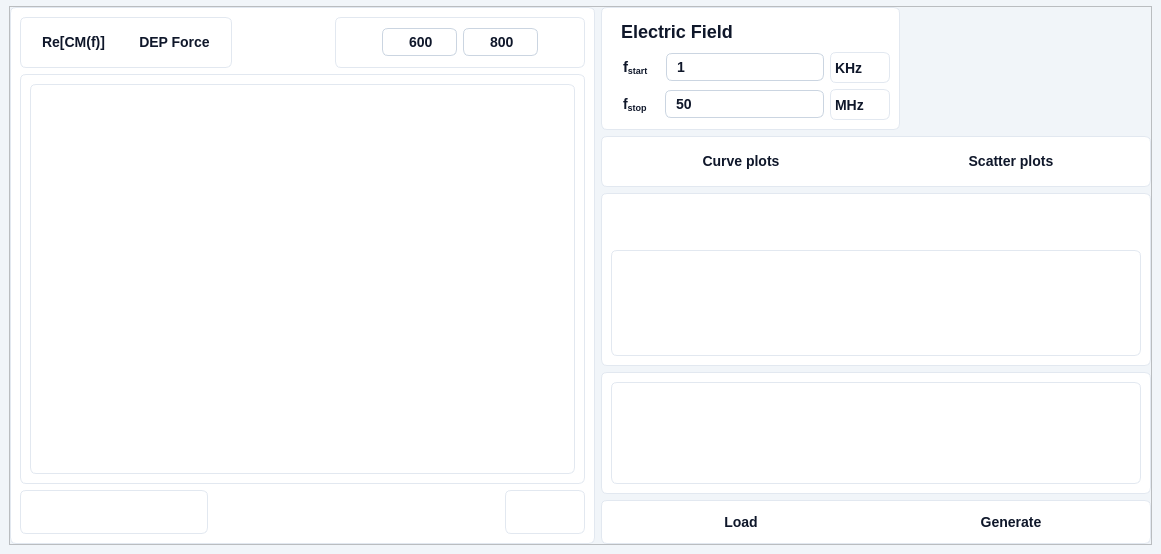
IoanTivig/OpenDEP_View, file ui/main.ui: the form before one commit.
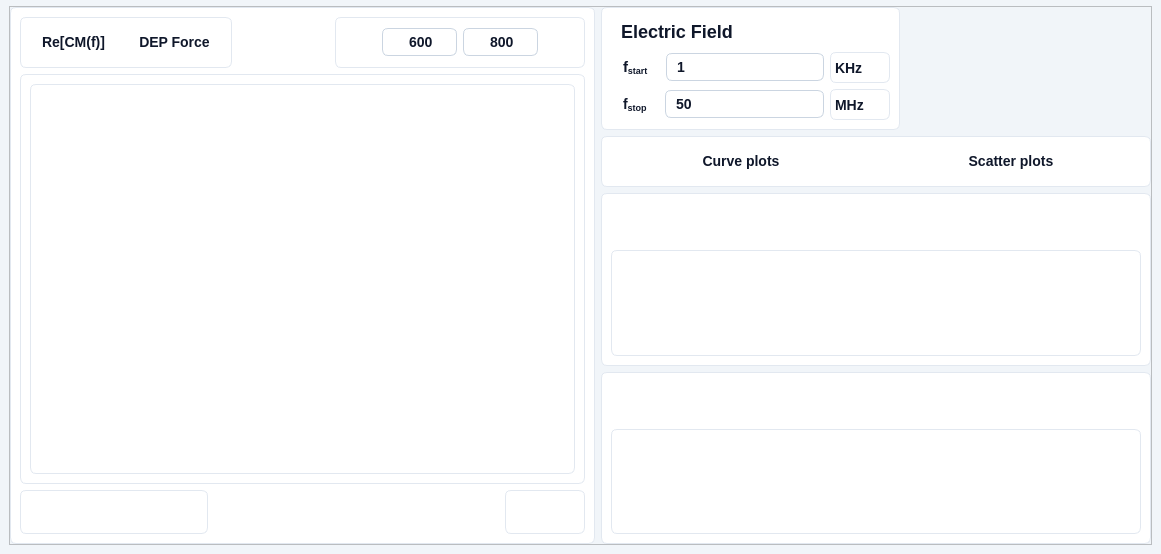
The form after the commit. Icons and pictures are not drawn. Custom widgets are drawn as their Qt base class.

Diff of the .ui file:
```diff
--- a/ui/main.ui
+++ b/ui/main.ui
@@ -2047,21 +2047,6 @@
           </item>
           <item>
            <widget class="QFrame" name="pyqt5_frame_group_scatter_plots">
-            <property name="minimumSize">
-             <size>
-              <width>500</width>
-              <height>0</height>
-             </size>
-            </property>
-            <property name="styleSheet">
-             <string notr="true">border: none;</string>
-            </property>
-            <property name="frameShape">
-             <enum>QFrame::StyledPanel</enum>
-            </property>
-            <property name="frameShadow">
-             <enum>QFrame::Raised</enum>
-            </property>
             <layout class="QVBoxLayout" name="verticalLayout_4">
              <property name="leftMargin">
               <number>0</number>
@@ -2098,8 +2083,8 @@
                 <property name="rightMargin">
                  <number>9</number>
                 </property>
-                <item row="0" column="0">
-                 <widget class="QScrollArea" name="pyqt5_scrollarea_plots_curve_2">
+                <item row="1" column="0">
+                 <widget class="QScrollArea" name="pyqt5_scrollarea_scatter_curves">
                   <property name="styleSheet">
                    <string notr="true">QScrollArea {
 	border: none;
@@ -2127,12 +2112,21 @@
                      <x>0</x>
                      <y>0</y>
                      <width>530</width>
-                     <height>91</height>
+                     <height>97</height>
                     </rect>
                    </property>
-                   <layout class="QVBoxLayout" name="verticalLayout_7">
+                   <property name="sizePolicy">
+                    <sizepolicy hsizetype="Preferred" vsizetype="Preferred">
+                     <horstretch>0</horstretch>
+                     <verstretch>0</verstretch>
+                    </sizepolicy>
+                   </property>
+                   <layout class="QVBoxLayout" name="pyqt5_scrollarea_scatter_curves_layout" stretch="1,1">
+                    <property name="spacing">
+                     <number>0</number>
+                    </property>
                     <item>
-                     <spacer name="verticalSpacer_3">
+                     <spacer name="verticalSpacer_5">
                       <property name="orientation">
                        <enum>Qt::Vertical</enum>
                       </property>
@@ -2145,7 +2139,7 @@
                      </spacer>
                     </item>
                     <item>
-                     <spacer name="verticalSpacer_4">
+                     <spacer name="verticalSpacer_7">
                       <property name="orientation">
                        <enum>Qt::Vertical</enum>
                       </property>
@@ -2161,20 +2155,12 @@
                   </widget>
                  </widget>
                 </item>
-               </layout>
-              </widget>
-             </item>
-             <item>
+                <item row="0" column="0">
               <widget class="QFrame" name="pyqt5_frame_toolbar_graphcontent_4">
                <property name="styleSheet">
-                <string notr="true">box-sizing: border-box;
-display: flex;
-flex-direction: column;
-align-items: flex-start;
-gap: 25px;
+                   <string notr="true">border: none;
 background: #FFFFFF;
-border: 1px solid #E2E8F0; /* slate/200 */
-border-radius: 6px;</string>
+</string>
                </property>
                <property name="frameShape">
                 <enum>QFrame::StyledPanel</enum>
@@ -2202,10 +2188,16 @@
                  <widget class="QPushButton" name="pyqt5_button_graphcontent_recmf_5">
                   <property name="minimumSize">
                    <size>
-                    <width>0</width>
-                    <height>0</height>
-                   </size>
-                  </property>
+                       <width>31</width>
+                       <height>31</height>
+                      </size>
+                     </property>
+                     <property name="maximumSize">
+                      <size>
+                       <width>31</width>
+                       <height>31</height>
+                      </size>
+                     </property>
                   <property name="font">
                    <font>
                     <family>Segoe UI</family>
@@ -2229,8 +2221,9 @@
     font-style: normal;  /* Font style */
     font-weight: 500;  /* Font weight */
     font-size: 14px;  /* Font size */
-    line-height: 24px;  /* Line height */
-    padding: 8px 16px;  /* Padding */
+    line-height: 24px;  /* Line height */ 
+	padding: 4px;
+	image: url(:/ui/qt/resources/buttons/add_circle_icon.png);
 }
 
 /* Hover State */
@@ -2243,15 +2236,71 @@
 QPushButton:pressed {
     background: #DEE8F2;  /* Pressed background color */
     color: #0F172A;  /* Text color */
+	image: url(:/ui/qt/resources/buttons/add_circle_icon.png);
+}</string>
+                     </property>
+                     <property name="text">
+                      <string/>
+                     </property>
+                    </widget>
+                   </item>
+                   <item>
+                    <widget class="QPushButton" name="pyqt5_button_simulate_curve_noise">
+                     <property name="enabled">
+                      <bool>true</bool>
+                     </property>
+                     <property name="minimumSize">
+                      <size>
+                       <width>31</width>
+                       <height>31</height>
+                      </size>
+                     </property>
+                     <property name="maximumSize">
+                      <size>
+                       <width>31</width>
+                       <height>31</height>
+                      </size>
+                     </property>
+                     <property name="font">
+                      <font>
+                       <family>Segoe UI</family>
+                       <pointsize>-1</pointsize>
+                       <weight>62</weight>
+                       <italic>false</italic>
+                       <bold>true</bold>
+                      </font>
+                     </property>
+                     <property name="toolTip">
+                      <string>&lt;html&gt;&lt;head/&gt;&lt;body&gt;&lt;p&gt;Simulate experimental data&lt;/p&gt;&lt;/body&gt;&lt;/html&gt;</string>
+                     </property>
+                     <property name="whatsThis">
+                      <string>&lt;html&gt;&lt;head/&gt;&lt;body&gt;&lt;p&gt;Simulate experimental data&lt;/p&gt;&lt;/body&gt;&lt;/html&gt;</string>
+                     </property>
+                     <property name="styleSheet">
+                      <string notr="true">
+/* Default State */
+QPushButton {
+    border: none;
+	background: transparent;  /* Ghost button with no background */
+    color: #0F172A;  /* Text color */
+    border-radius: 6px;  /* Rounded corners */
+    font-family: 'Segoe UI', sans-serif;  /* Font family */
+    font-style: normal;  /* Font style */
+    font-weight: 500;  /* Font weight */
+    font-size: 14px;  /* Font size */
+    line-height: 24px;  /* Line height */
+	padding: 4px;
+	image: url(:/ui/qt/resources/buttons/addnoise_icon.png);
 }
 
-QPushButton[customState=&quot;true&quot;] {
-    background: #DEE8F2;  /* Pressed background color */
+/* Hover State */
+QPushButton:hover {
+	background: #F1F5F9;  /* slate/100 */
     color: #0F172A;  /* Text color */
 }</string>
                   </property>
                   <property name="text">
-                   <string>Load</string>
+                      <string/>
                   </property>
                  </widget>
                 </item>
@@ -2259,10 +2308,16 @@
                  <widget class="QPushButton" name="pyqt5_button_graphcontent_imcmf_5">
                   <property name="minimumSize">
                    <size>
-                    <width>0</width>
-                    <height>0</height>
-                   </size>
-                  </property>
+                       <width>30</width>
+                       <height>31</height>
+                      </size>
+                     </property>
+                     <property name="maximumSize">
+                      <size>
+                       <width>31</width>
+                       <height>31</height>
+                      </size>
+                     </property>
                   <property name="font">
                    <font>
                     <family>Segoe UI</family>
@@ -2283,8 +2338,9 @@
     font-style: normal;  /* Font style */
     font-weight: 500;  /* Font weight */
     font-size: 14px;  /* Font size */
-    line-height: 24px;  /* Line height */
-    padding: 8px 16px;  /* Padding */
+    line-height: 24px;  /* Line height */ 
+	padding: 4px;
+	image: url(:/ui/qt/resources/buttons/load_icon.png);
 }
 
 /* Hover State */
@@ -2297,16 +2353,28 @@
 QPushButton:pressed {
     background: #DEE8F2;  /* Pressed background color */
     color: #0F172A;  /* Text color */
-}
-
-QPushButton[customState=&quot;true&quot;] {
-    background: #DEE8F2;  /* Pressed background color */
-    color: #0F172A;  /* Text color */
+	image: url(:/ui/qt/resources/buttons/load_icon.png);
 }</string>
                   </property>
                   <property name="text">
-                   <string>Generate</string>
-                  </property>
+                      <string/>
+                     </property>
+                    </widget>
+                   </item>
+                   <item>
+                    <spacer name="horizontalSpacer_6">
+                     <property name="orientation">
+                      <enum>Qt::Horizontal</enum>
+                     </property>
+                     <property name="sizeHint" stdset="0">
+                      <size>
+                       <width>40</width>
+                       <height>20</height>
+                      </size>
+                     </property>
+                    </spacer>
+                   </item>
+                  </layout>
                  </widget>
                 </item>
                </layout>
```
Left out of the diff: 169 changed lines with no effect on the pictures. Lines whose indentation alone changed are shown as unchanged.
